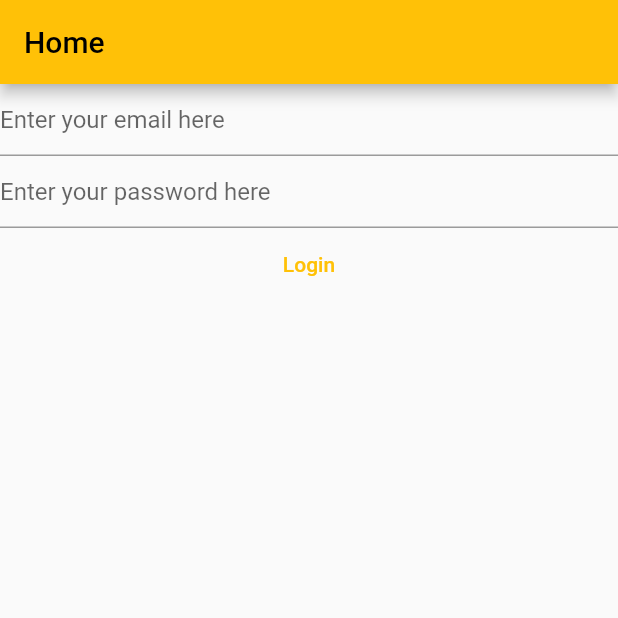
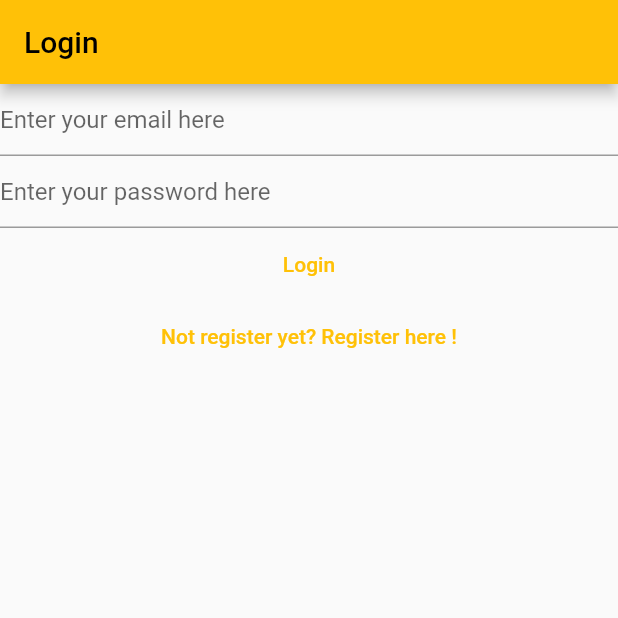
Before and after one commit to NgrhAp/notes_flutter_app_freecodecamp, a Flutter app: the screen it shows after launch, on a phone screen of 412 x 824 dp, the top half of it. Run offline on Flutter 3.47's test engine with Material 2 defaults, Android fonts, the phone set to English and light mode, and no system bars; our stand-ins replace firebase_auth, firebase_core; accounts and stored records are empty.

Commit message:
adding some link between login and register view

```diff
--- a/lib/main.dart
+++ b/lib/main.dart
@@ -2,6 +2,8 @@ import 'package:firebase_auth/firebase_auth.dart';
 import 'package:firebase_core/firebase_core.dart';
 import 'package:flutter/material.dart';
 import 'package:mynotes/views/login_view.dart';
+import 'package:mynotes/views/register_view.dart';
+import 'package:mynotes/views/verify_email_view.dart';
 import 'firebase_options.dart';
 
 void main() {
@@ -10,6 +12,10 @@ void main() {
     title: '',
     theme: ThemeData(primarySwatch: Colors.amber),
     home: const HomePage(),
+    routes: {
+      '/login/': (context) => const LoginView(),
+      '/register/': (context) => const RegisterView()
+    },
   ));
 }
 
@@ -18,54 +24,29 @@ class HomePage extends StatelessWidget {
 
   @override
   Widget build(BuildContext context) {
-    return Scaffold(
-      appBar: AppBar(
-        title: const Text('Home'),
-      ),
-      body: FutureBuilder(
+    return FutureBuilder(
       future: Firebase.initializeApp(
         options: DefaultFirebaseOptions.currentPlatform,
       ),
       builder: (context, snapshot) {
         switch (snapshot.connectionState) {
           case ConnectionState.done:
-              // final user = FirebaseAuth.instance.currentUser;
-              // print(user);
-              // if (user?.emailVerified ?? false) {
-              //   return const Text('Done');
-              // } else {
-              //   return const VerifyEmailView();
-              // }
+            final user = FirebaseAuth.instance.currentUser;
+            if (user != null) {
+              if (user.emailVerified) {
+                print('Email is verified');
+              } else {
+                return const VerifyEmailView();
+              }
+            } else {
               return const LoginView();
+            }
+            return const Text('Done');
+
           default:
-              return const Text('Loading...');
+            return const CircularProgressIndicator();
         }
       },
-      ),
     );
   }
 }
-
-class VerifyEmailView extends StatefulWidget {
-  const VerifyEmailView({super.key});
-
-  @override
-  State<VerifyEmailView> createState() => _VerifyEmailViewState();
-}
-
-class _VerifyEmailViewState extends State<VerifyEmailView> {
-  @override
-  Widget build(BuildContext context) {
-    return Column(
-      children: [
-        const Text('please verify ur email:'),
-        TextButton(
-            onPressed: () async {
-              final user = FirebaseAuth.instance.currentUser;
-              await user?.sendEmailVerification();
-            },
-            child: const Text('Send email verification'))
-      ],
-    );
-  }
-}
--- a/lib/views/login_view.dart
+++ b/lib/views/login_view.dart
@@ -28,7 +28,9 @@ class _LoginViewState extends State<LoginView> {
 
   @override
   Widget build(BuildContext context) {
-    return Column(
+    return Scaffold(
+      appBar: AppBar(title: const Text('Login')),
+      body: Column(
         children: [
           TextField(
             controller: _email,
@@ -59,12 +61,18 @@ class _LoginViewState extends State<LoginView> {
                 } else if (e.code == 'wrong-password') {
                   print('Wrong password');
                 }
-              ;
               }
             },
             child: const Text('Login'),
           ),
+          TextButton(
+              onPressed: () {
+                Navigator.of(context)
+                    .pushNamedAndRemoveUntil('/register/', (route) => false);
+              },
+              child: const Text('Not register yet? Register here !'))
         ],
+      ),
     );
   }
 }
--- a/lib/views/register_view.dart
+++ b/lib/views/register_view.dart
@@ -30,14 +30,19 @@ class _RegisterViewState extends State<RegisterView> {
 
   @override
   Widget build(BuildContext context) {
-    return Column(
+    return Scaffold(
+      appBar: AppBar(
+        title: const Text('Register'),
+      ),
+      body: Column(
         children: [
           TextField(
             controller: _email,
             enableSuggestions: false,
             autocorrect: false,
             keyboardType: TextInputType.emailAddress,
-          decoration: const InputDecoration(hintText: 'Enter your email here'),
+            decoration:
+                const InputDecoration(hintText: 'Enter your email here'),
           ),
           TextField(
             controller: _password,
@@ -68,7 +73,14 @@ class _RegisterViewState extends State<RegisterView> {
             },
             child: const Text('Register'),
           ),
+          TextButton(
+              onPressed: () {
+                Navigator.of(context)
+                    .pushNamedAndRemoveUntil('/login/', (route) => false);
+              },
+              child: const Text('Alredy registered? Login here!'))
         ],
+      ),
     );
   }
 }
```
Also changed, not shown: lib/views/verify_email_view.dart (added, +31 -0 lines). Lines whose indentation alone changed are shown as unchanged.
